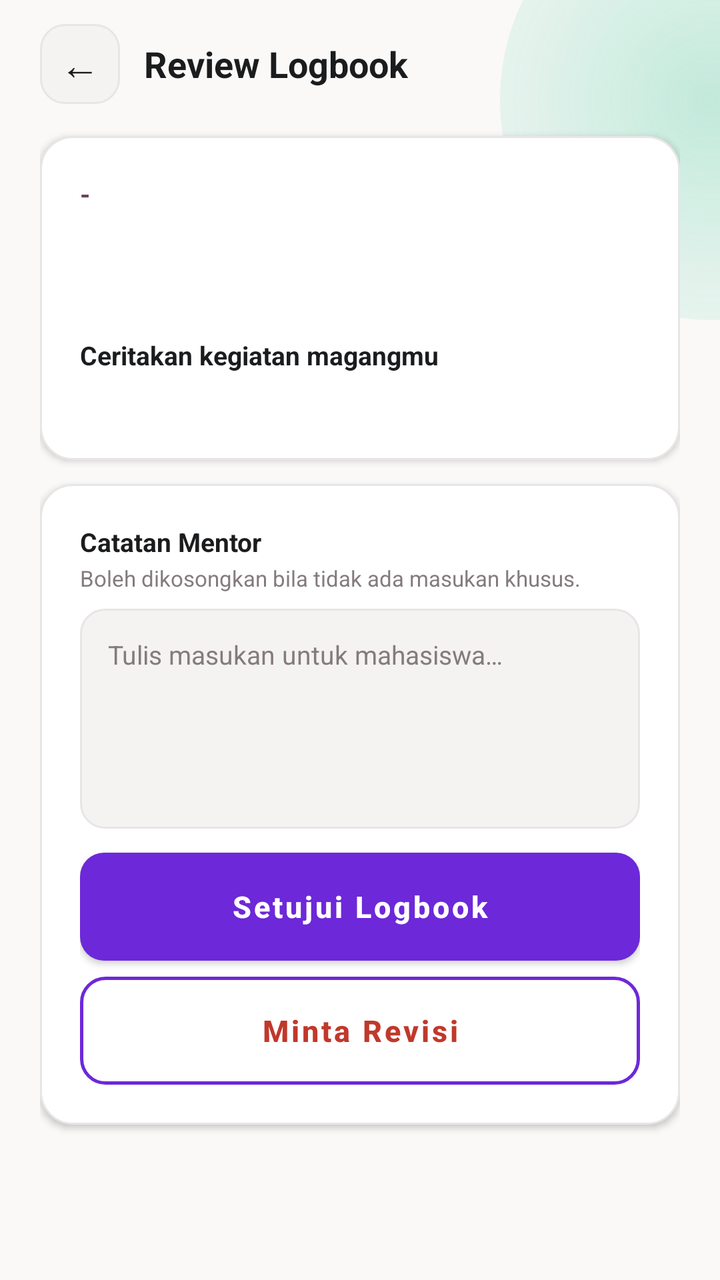
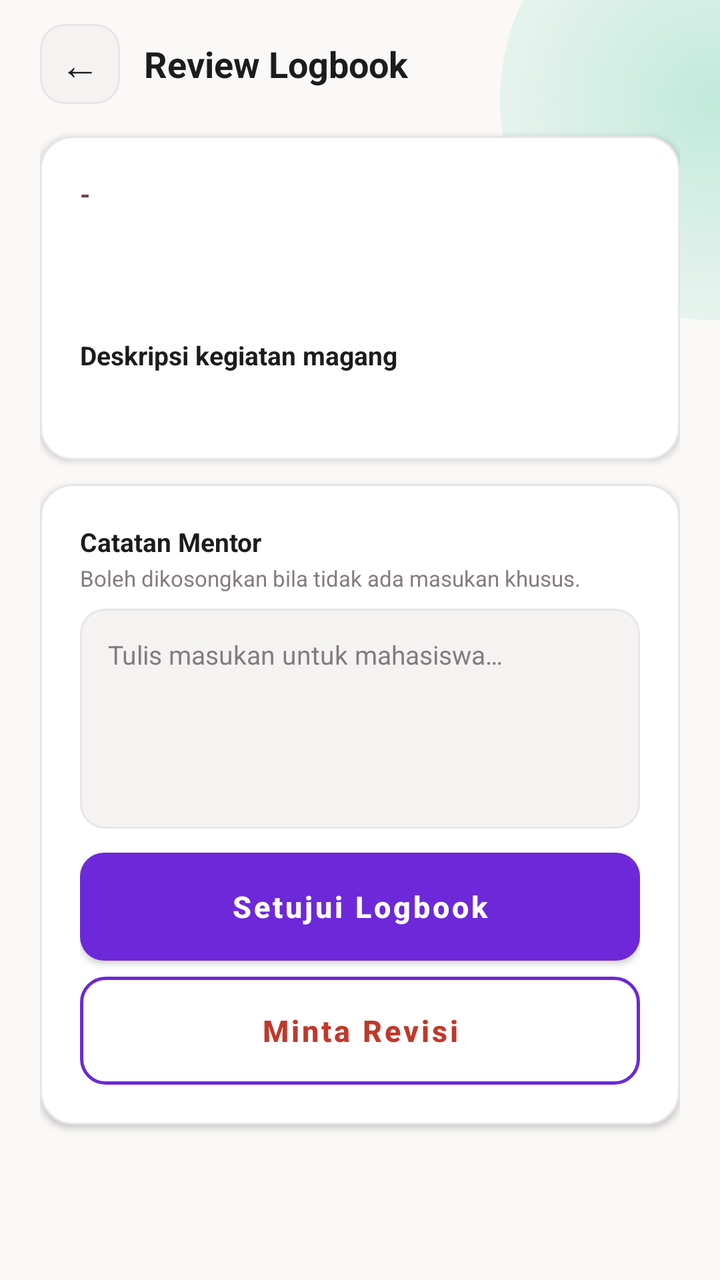

Two renders of the same Android screen: before a commit and after it. Below are the layout's source before the change and the commit's diff.
<!-- AndroidManifest.xml: activity theme Theme.Sixtern.Login -->
<!-- res/layout/activity_logbook_review_detail.xml -->
<?xml version="1.0" encoding="utf-8"?>
<ScrollView xmlns:android="http://schemas.android.com/apk/res/android"
    android:layout_width="match_parent"
    android:layout_height="match_parent"
    android:background="@drawable/bg_login"
    android:fillViewport="true"
    android:fitsSystemWindows="true">

    <LinearLayout
        android:layout_width="match_parent"
        android:layout_height="wrap_content"
        android:orientation="vertical"
        android:paddingStart="20dp"
        android:paddingEnd="20dp"
        android:paddingTop="12dp"
        android:paddingBottom="20dp">

        
        <LinearLayout
            android:layout_width="match_parent"
            android:layout_height="wrap_content"
            android:gravity="center_vertical"
            android:orientation="horizontal">

            <TextView
                android:id="@+id/backButton"
                android:layout_width="40dp"
                android:layout_height="40dp"
                android:background="@drawable/bg_login_input"
                android:gravity="center"
                android:text="&#8592;"
                android:textColor="@color/login_text_primary"
                android:textSize="20sp" />

            <TextView
                android:layout_width="0dp"
                android:layout_height="wrap_content"
                android:layout_marginStart="12dp"
                android:layout_weight="1"
                android:text="@string/logbook_review_title"
                android:textColor="@color/login_text_primary"
                android:textSize="18sp"
                android:textStyle="bold" />
        </LinearLayout>

        
        <LinearLayout
            android:layout_width="match_parent"
            android:layout_height="wrap_content"
            android:layout_marginTop="16dp"
            android:background="@drawable/bg_login_card"
            android:elevation="2dp"
            android:orientation="vertical"
            android:padding="20dp">

            <TextView
                android:id="@+id/studentNameText"
                android:layout_width="wrap_content"
                android:layout_height="wrap_content"
                android:text="-"
                android:textColor="@color/login_button"
                android:textSize="13sp"
                android:textStyle="bold" />

            <TextView
                android:id="@+id/logbookTitleText"
                android:layout_width="match_parent"
                android:layout_height="wrap_content"
                android:layout_marginTop="6dp"
                android:textColor="@color/login_text_primary"
                android:textSize="17sp"
                android:textStyle="bold" />

            <TextView
                android:id="@+id/logbookDateText"
                android:layout_width="wrap_content"
                android:layout_height="wrap_content"
                android:layout_marginTop="4dp"
                android:textColor="@color/login_text_secondary"
                android:textSize="12sp" />

            <TextView
                android:layout_width="wrap_content"
                android:layout_height="wrap_content"
                android:layout_marginTop="14dp"
                android:text="@string/logbook_desc_hint"
                android:textColor="@color/login_text_primary"
                android:textSize="13sp"
                android:textStyle="bold" />

            <TextView
                android:id="@+id/logbookDescText"
                android:layout_width="match_parent"
                android:layout_height="wrap_content"
                android:layout_marginTop="6dp"
                android:lineSpacingMultiplier="1.4"
                android:textColor="@color/login_text_secondary"
                android:textSize="13sp" />

            <TextView
                android:id="@+id/attachmentText"
                android:layout_width="match_parent"
                android:layout_height="wrap_content"
                android:layout_marginTop="10dp"
                android:textColor="@color/sixtern_green_deep"
                android:textSize="12sp"
                android:visibility="gone" />
        </LinearLayout>

        
        <LinearLayout
            android:layout_width="match_parent"
            android:layout_height="wrap_content"
            android:layout_marginTop="12dp"
            android:background="@drawable/bg_login_card"
            android:elevation="2dp"
            android:orientation="vertical"
            android:padding="20dp">

            <TextView
                android:layout_width="wrap_content"
                android:layout_height="wrap_content"
                android:text="@string/logbook_review_notes_label"
                android:textColor="@color/login_text_primary"
                android:textSize="13sp"
                android:textStyle="bold" />

            <TextView
                android:layout_width="wrap_content"
                android:layout_height="wrap_content"
                android:layout_marginTop="2dp"
                android:text="@string/logbook_review_notes_hint"
                android:textColor="@color/login_text_secondary"
                android:textSize="11sp" />

            <EditText
                android:id="@+id/notesInput"
                android:layout_width="match_parent"
                android:layout_height="110dp"
                android:layout_marginTop="8dp"
                android:background="@drawable/bg_login_input"
                android:gravity="top"
                android:hint="@string/logbook_review_notes_placeholder"
                android:importantForAutofill="no"
                android:inputType="textMultiLine"
                android:padding="14dp"
                android:textColor="@color/login_text_primary"
                android:textColorHint="@color/login_text_secondary"
                android:textSize="13sp" />

            <ProgressBar
                android:id="@+id/loadingBar"
                android:layout_width="wrap_content"
                android:layout_height="wrap_content"
                android:layout_gravity="center_horizontal"
                android:layout_marginTop="12dp"
                android:visibility="gone" />

            <Button
                android:id="@+id/approveButton"
                android:layout_width="match_parent"
                android:layout_height="54dp"
                android:layout_marginTop="12dp"
                android:background="@drawable/bg_button_green"
                android:backgroundTint="@null"
                android:text="@string/logbook_review_approve"
                android:textAllCaps="false"
                android:textColor="@color/login_button_text"
                android:textSize="15sp"
                android:textStyle="bold" />

            <Button
                android:id="@+id/reviseButton"
                android:layout_width="match_parent"
                android:layout_height="54dp"
                android:layout_marginTop="8dp"
                android:background="@drawable/bg_button_outline_red"
                android:backgroundTint="@null"
                android:text="@string/logbook_review_revise"
                android:textAllCaps="false"
                android:textColor="@color/chip_rejected_text"
                android:textSize="15sp"
                android:textStyle="bold" />
        </LinearLayout>
    </LinearLayout>
</ScrollView>
<!-- resources referenced by this layout -->
<resources>
  <color name="chip_rejected_text">#FFC0392B</color>
  <color name="login_button">#FF6F3F59</color>
  <color name="login_button_text">#FFFFFFFF</color>
  <color name="login_text_primary">#FF1A1C1E</color>
  <color name="login_text_secondary">#FF847B7F</color>
  <color name="sixtern_green_deep">#FF0B7A55</color>
  <!-- drawable bg_button_green (drawable) -->
  <?xml version="1.0" encoding="utf-8"?>
  <shape xmlns:android="http://schemas.android.com/apk/res/android"
      android:shape="rectangle">
      <solid android:color="@color/sixtern_green_deep" />
      <corners android:radius="12dp" />
  </shape>
  <!-- drawable bg_button_outline_red (drawable) -->
  <?xml version="1.0" encoding="utf-8"?>
  <shape xmlns:android="http://schemas.android.com/apk/res/android"
      android:shape="rectangle">
      <solid android:color="@android:color/transparent" />
      <stroke
          android:width="1.5dp"
          android:color="@color/chip_rejected_text" />
      <corners android:radius="12dp" />
  </shape>
  <!-- drawable bg_login (drawable) -->
  <?xml version="1.0" encoding="utf-8"?>
  <layer-list xmlns:android="http://schemas.android.com/apk/res/android">
      
      <item>
          <shape android:shape="rectangle">
              <solid android:color="@color/login_bg" />
          </shape>
      </item>
      
      <item
          android:left="250dp"
          android:top="-60dp"
          android:right="-100dp"
          android:bottom="480dp">
          <shape android:shape="oval">
              <gradient
                  android:type="radial"
                  android:gradientRadius="180dp"
                  android:startColor="#3D10B981"
                  android:centerColor="#1A10B981"
                  android:endColor="#0010B981" />
          </shape>
      </item>
  </layer-list>
  <!-- drawable bg_login_card (drawable) -->
  <?xml version="1.0" encoding="utf-8"?>
  <shape xmlns:android="http://schemas.android.com/apk/res/android" android:shape="rectangle">
      <solid android:color="@color/login_card" />
      <stroke android:width="1dp" android:color="@color/login_input_stroke" />
      <corners android:radius="16dp" />
  </shape>
  <!-- drawable bg_login_input (drawable) -->
  <?xml version="1.0" encoding="utf-8"?>
  <shape xmlns:android="http://schemas.android.com/apk/res/android" android:shape="rectangle">
      <solid android:color="@color/login_input_fill" />
      <stroke android:width="1dp" android:color="@color/login_input_stroke" />
      <corners android:radius="12dp" />
  </shape>
  <string name="logbook_desc_hint">Ceritakan kegiatan magangmu</string>
  <string name="logbook_review_approve">Setujui Logbook</string>
  <string name="logbook_review_notes_hint">Boleh dikosongkan bila tidak ada masukan khusus.</string>
  <string name="logbook_review_notes_label">Catatan Mentor</string>
  <string name="logbook_review_notes_placeholder">Tulis masukan untuk mahasiswa…</string>
  <string name="logbook_review_revise">Minta Revisi</string>
  <string name="logbook_review_title">Review Logbook</string>
  <style name="Theme.Sixtern.Login" parent="Theme.MaterialComponents.Light.NoActionBar">
          <item name="colorPrimary">@color/sixtern_purple</item>
          <item name="colorOnPrimary">@color/white</item>
          <item name="colorSecondary">@color/sixtern_green</item>
          <item name="android:statusBarColor">@color/login_bg</item>
          <item name="android:windowLightStatusBar">true</item>
          <item name="android:windowBackground">@color/login_bg</item>
      </style>
  <color name="login_bg">#FFFAF9F8</color>
  <color name="login_card">#FFFFFFFF</color>
  <color name="login_input_stroke">#FFE8E5E6</color>
  <color name="login_input_fill">#FFF4F3F2</color>
  <color name="sixtern_purple">#FF6D28D9</color>
  <color name="white">#FFFFFFFF</color>
  <color name="sixtern_green">#FF10B981</color>
</resources>

<!-- the commit's change to res/layout/activity_logbook_review_detail.xml (unified diff, before → after) -->
@@ -83,7 +83,7 @@
                 android:layout_width="wrap_content"
                 android:layout_height="wrap_content"
                 android:layout_marginTop="14dp"
-                android:text="@string/logbook_desc_hint"
+                android:text="@string/logbook_desc_label"
                 android:textColor="@color/login_text_primary"
                 android:textSize="13sp"
                 android:textStyle="bold" />
@@ -94,7 +94,7 @@
                 android:layout_height="wrap_content"
                 android:layout_marginTop="6dp"
                 android:lineSpacingMultiplier="1.4"
-                android:textColor="@color/login_text_secondary"
+                android:textColor="@color/login_text_primary"
                 android:textSize="13sp" />
 
             <TextView
<!-- resource entries referenced after the edit -->
@@ -62,7 +62,7 @@
       <stroke android:width="1dp" android:color="@color/login_input_stroke" />
       <corners android:radius="12dp" />
   </shape>
-  <string name="logbook_desc_hint">Ceritakan kegiatan magangmu</string>
+  <string name="logbook_desc_label">Deskripsi kegiatan magang</string>
   <string name="logbook_review_approve">Setujui Logbook</string>
   <string name="logbook_review_notes_hint">Boleh dikosongkan bila tidak ada masukan khusus.</string>
   <string name="logbook_review_notes_label">Catatan Mentor</string>
